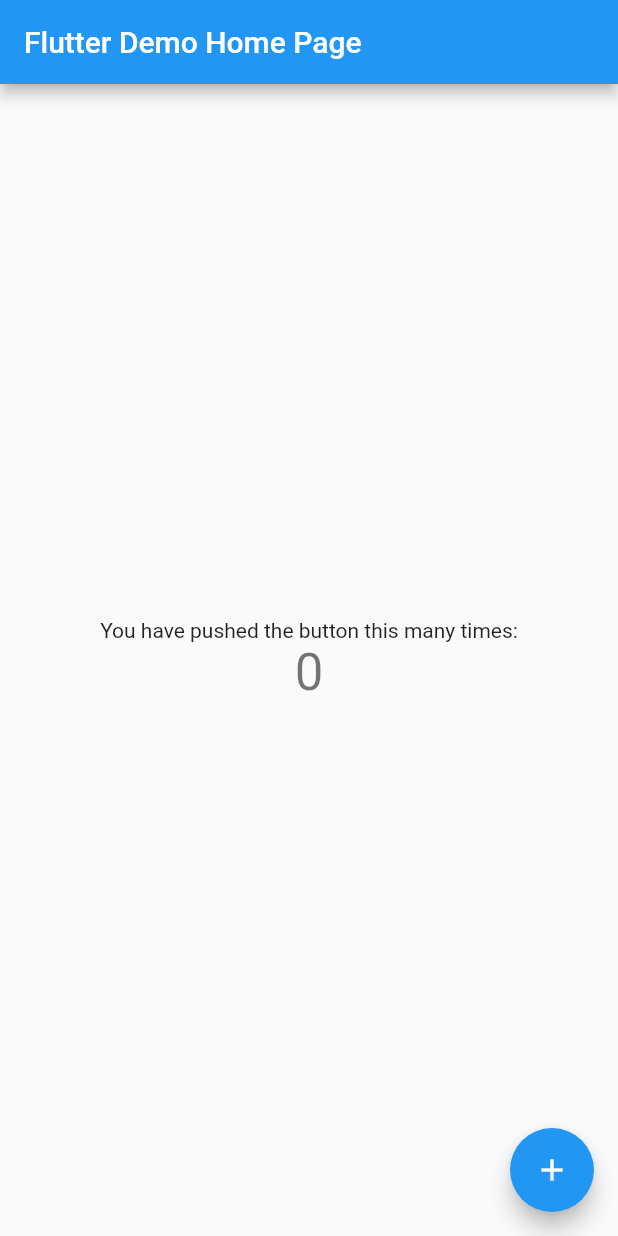
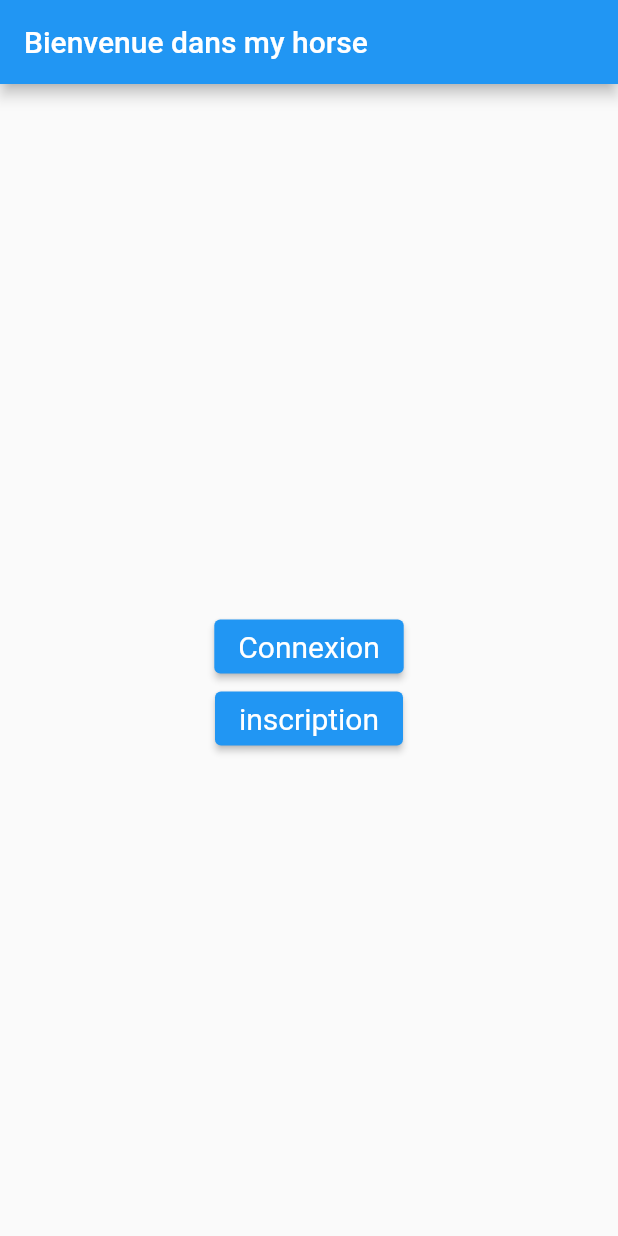
Before and after one commit to DemFb/MyHorse, a Flutter app: the screen it shows after launch, on a phone screen of 412 x 824 dp. Run offline on Flutter 3.47's test engine with Material 2 defaults, Android fonts, the phone set to English and light mode, and no system bars.

Commit message:
feat: creation of views, data structure

```diff
--- a/lib/main.dart
+++ b/lib/main.dart
@@ -1,4 +1,7 @@
 import 'package:flutter/material.dart';
+import 'package:my_horse/views/launch.dart';
+import 'package:my_horse/views/login.dart';
+import 'package:my_horse/views/register.dart';
 
 void main() {
   runApp(const MyApp());
@@ -11,105 +14,16 @@
   @override
   Widget build(BuildContext context) {
     return MaterialApp(
-      title: 'Flutter Demo',
-      theme: ThemeData(
-        // This is the theme of your application.
-        //
-        // Try running your application with "flutter run". You'll see the
-        // application has a blue toolbar. Then, without quitting the app, try
-        // changing the primarySwatch below to Colors.green and then invoke
-        // "hot reload" (press "r" in the console where you ran "flutter run",
-        // or simply save your changes to "hot reload" in a Flutter IDE).
-        // Notice that the counter didn't reset back to zero; the application
-        // is not restarted.
-        primarySwatch: Colors.blue,
-      ),
-      home: const MyHomePage(title: 'Flutter Demo Home Page'),
+      title: 'Named Routes Demo',
+      // Start the app with the "/" named route. In this case, the app starts
+      // on the FirstScreen widget.
+      initialRoute: LaunchPage.tag,
+      routes: {
+        LaunchPage.tag: (context) => const LaunchPage(title: "Bienvenue dans my horse"),
+        LoginPage.tag: (context) => const LoginPage(),
+        RegisterPage.tag: (context) => const RegisterPage(),
+
+      },
     );
   }
 }
-
-class MyHomePage extends StatefulWidget {
-  const MyHomePage({super.key, required this.title});
-
-  // This widget is the home page of your application. It is stateful, meaning
-  // that it has a State object (defined below) that contains fields that affect
-  // how it looks.
-
-  // This class is the configuration for the state. It holds the values (in this
-  // case the title) provided by the parent (in this case the App widget) and
-  // used by the build method of the State. Fields in a Widget subclass are
-  // always marked "final".
-
-  final String title;
-
-  @override
-  State<MyHomePage> createState() => _MyHomePageState();
-}
-
-class _MyHomePageState extends State<MyHomePage> {
-  int _counter = 0;
-
-  void _incrementCounter() {
-    setState(() {
-      // This call to setState tells the Flutter framework that something has
-      // changed in this State, which causes it to rerun the build method below
-      // so that the display can reflect the updated values. If we changed
-      // _counter without calling setState(), then the build method would not be
-      // called again, and so nothing would appear to happen.
-      _counter++;
-    });
-  }
-
-  @override
-  Widget build(BuildContext context) {
-    // This method is rerun every time setState is called, for instance as done
-    // by the _incrementCounter method above.
-    //
-    // The Flutter framework has been optimized to make rerunning build methods
-    // fast, so that you can just rebuild anything that needs updating rather
-    // than having to individually change instances of widgets.
-    return Scaffold(
-      appBar: AppBar(
-        // Here we take the value from the MyHomePage object that was created by
-        // the App.build method, and use it to set our appbar title.
-        title: Text(widget.title),
-      ),
-      body: Center(
-        // Center is a layout widget. It takes a single child and positions it
-        // in the middle of the parent.
-        child: Column(
-          // Column is also a layout widget. It takes a list of children and
-          // arranges them vertically. By default, it sizes itself to fit its
-          // children horizontally, and tries to be as tall as its parent.
-          //
-          // Invoke "debug painting" (press "p" in the console, choose the
-          // "Toggle Debug Paint" action from the Flutter Inspector in Android
-          // Studio, or the "Toggle Debug Paint" command in Visual Studio Code)
-          // to see the wireframe for each widget.
-          //
-          // Column has various properties to control how it sizes itself and
-          // how it positions its children. Here we use mainAxisAlignment to
-          // center the children vertically; the main axis here is the vertical
-          // axis because Columns are vertical (the cross axis would be
-          // horizontal).
-          mainAxisAlignment: MainAxisAlignment.center,
-          children: <Widget>[
-            const Text(
-              'You have pushed the button this many times:',
-            ),
-            Text(
-              '$_counter',
-              style: Theme.of(context).textTheme.headline4,
-            ),
-          ],
-        ),
-      ),
-      floatingActionButton: FloatingActionButton(
-        onPressed: _incrementCounter,
-        tooltip: 'Increment',
-        child: const Icon(Icons.add),
-      ), // This trailing comma makes auto-formatting nicer for build methods.
-    );
-  }
-}
--- /dev/null
+++ b/lib/views/launch.dart
@@ -0,0 +1,46 @@
+import 'package:flutter/material.dart';
+import 'package:my_horse/views/register.dart';
+import 'login.dart';
+
+class LaunchPage extends StatefulWidget {
+  final String title;
+  static const tag = "/";
+
+  const LaunchPage({Key? key, required this.title}): super(key: key);
+
+
+  @override
+  LaunchPageState createState() => LaunchPageState();
+}
+
+class LaunchPageState extends State<LaunchPage> {
+
+  @override
+  Widget build(BuildContext context) {
+    final ButtonStyle style =
+    ElevatedButton.styleFrom(textStyle: const TextStyle(fontSize: 20));
+    return Scaffold(
+      appBar: AppBar(
+        title: Text(widget.title),
+      ),
+      body: Center(
+        child: Column(
+          mainAxisAlignment: MainAxisAlignment.center,
+          children: <Widget>[
+            const SizedBox(height: 30),
+            ElevatedButton(
+              style: style,
+              onPressed: () => Navigator.pushNamed(context, LoginPage.tag),
+              child: const Text('Connexion'),
+            ),
+            ElevatedButton(
+              style: style,
+              onPressed: () => Navigator.pushNamed(context, RegisterPage.tag),
+              child: const Text('inscription'),
+            ),
+          ],
+        ),
+      ), // This trailing comma makes auto-formatting nicer for build methods.
+    );
+  }
+}
```
Also changed, not shown: lib/views/home.dart (added, +86 -0 lines), lib/views/login.dart (added, +30 -0 lines), lib/views/register.dart (added, +40 -0 lines), lib/views/profile.dart (added).
